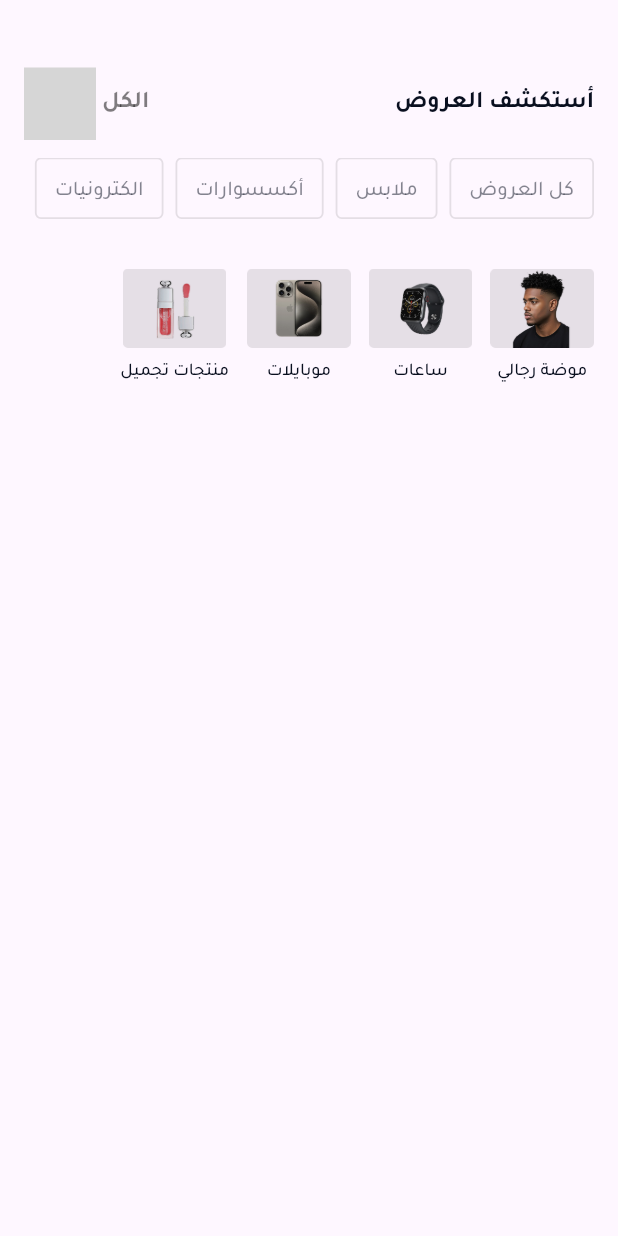
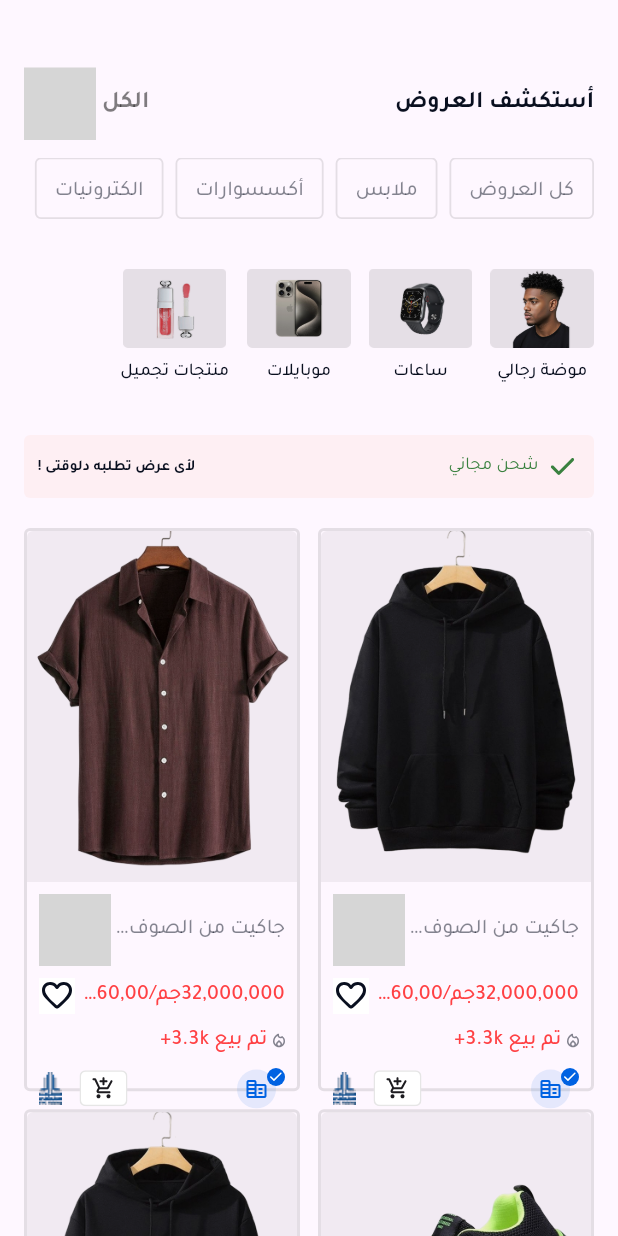
Before and after one commit to AmrReda92/commercial_app, a Flutter app: the screen it shows after launch, on a phone screen of 412 x 824 dp. Run offline on Flutter 3.47's test engine with Material 3 defaults, Android fonts, the phone set to English and light mode, and no system bars; our stand-ins replace flutter_svg; grey boxes are pictures that could not be loaded.

Commit message:
finisg grid view vertical

```diff
--- a/lib/core/app_images.dart
+++ b/lib/core/app_images.dart
@@ -1,4 +1,16 @@
 class AppImages{
   static const String arrow = "assets/icons/arrow_back.svg";
+  static const String check = "assets/icons/check.svg";
+  static const String account = "assets/icons/account.svg";
+  static const String addBox = "assets/icons/add_box.svg";
+  static const String chat = "assets/icons/chat.svg";
+  static const String adds = "assets/icons/adds.svg";
+  static const String home = "assets/icons/home.svg";
+  static const String offer = "assets/icons/bxs_offer.svg";
+  static const String favourite = "assets/icons/Favorite.svg";
+  static const String fire = "assets/icons/firrrre.svg";
+  static const String badge = "assets/icons/CompanyBadge.svg";
+  static const String toCart = "assets/icons/toCart.svg";
+  static const String logoComp = "assets/images/logoComp.png";
 
 }
--- a/lib/core/app_style.dart
+++ b/lib/core/app_style.dart
@@ -3,6 +3,11 @@ import 'package:flutter/material.dart';
 class AppStyle{
   static TextStyle primaryFont16 = TextStyle(
     fontSize: 16,
+    fontWeight: FontWeight.bold,
+    color: Color(0xff090F1F)
+  );
+  static TextStyle primaryFont10 = TextStyle(
+    fontSize: 10,
     fontWeight: FontWeight.bold,
     color: Color(0xff090F1F)
   );
--- a/lib/features/home/presentation/ui/home_screen.dart
+++ b/lib/features/home/presentation/ui/home_screen.dart
@@ -1,5 +1,6 @@
 import 'package:commercial_app/core/app_images.dart';
 import 'package:commercial_app/core/app_style.dart';
+import 'package:commercial_app/features/home/presentation/widgets/gridView_vertical.dart';
 import 'package:commercial_app/features/home/presentation/widgets/list_horizental_text.dart';
 import 'package:flutter/material.dart';
 import 'package:flutter_svg/flutter_svg.dart';
@@ -30,6 +31,28 @@ class HomeScreen extends StatelessWidget {
               ListHorizentalText(),
               SizedBox(height: 33,),
               ListHorizentalCategories(),
+              SizedBox(height: 33,),
+              Container(
+                decoration: BoxDecoration(
+                  color: Color(0x0DF95B1C),
+                  borderRadius: BorderRadius.circular(4),
+                ),child: Padding(
+                  padding: const EdgeInsets.symmetric(horizontal: 9,vertical: 9),
+                  child: Row(
+                  children: [
+                    SvgPicture.asset(AppImages.check),
+                    SizedBox(width: 4,),
+                    Expanded(child: Text("شحن مجاني",style: TextStyle(fontSize: 12,fontWeight: FontWeight.normal,color: Color(0xff3A813F)),)),
+                    Text("لأى عرض تطلبه دلوقتى !",style: AppStyle.primaryFont10,),
+
+                  ],
+                                ),
+                ),
+              ),
+              SizedBox(height: 20,),
+              Expanded(child: GridviewVertical())
+
+
 
             ],
           ),
--- /dev/null
+++ b/lib/features/home/presentation/widgets/custom_container_vertical.dart
@@ -0,0 +1,79 @@
+import 'package:flutter/material.dart';
+import 'package:flutter_svg/svg.dart';
+
+import '../../../../core/app_images.dart';
+import '../../../../core/app_style.dart';
+
+class CustomContainerVertical extends StatelessWidget {
+  final String item ;
+  const CustomContainerVertical({super.key, required this.item});
+
+
+  @override
+  Widget build(BuildContext context) {
+    return Container(
+      decoration: BoxDecoration(
+          border: BoxBorder.all(width: 2,color: Color(0x1A000000)),
+          borderRadius: BorderRadius.circular(4)
+      ), child: Column(
+      children: [
+        AspectRatio(
+            aspectRatio: 1 / 1.3,
+            child: ClipRRect(
+                borderRadius: BorderRadius.only(
+                    topLeft: Radius.circular(4),
+                    topRight: Radius.circular(4)),
+                child: Image.asset(
+                  item, fit: BoxFit.cover,))
+        ),
+        Padding(
+          padding: const EdgeInsets.all(8.0),
+          child: Column(
+
+            spacing: 8,
+            children: [
+              Row(
+                children: [
+                  Expanded(
+                      child: Text("جاكيت من الصوف مطروز", style: AppStyle
+                          .primaryFont14,
+                        maxLines: 1,
+                        overflow: TextOverflow.ellipsis,)),
+                  SvgPicture.asset(AppImages.offer)
+                ],
+              ),
+              Row(
+                children: [
+                  Expanded(child: Text(
+                    "32,000,000جم/60,000,000", style: AppStyle
+                      .fontGridVert14, maxLines: 1, overflow: TextOverflow
+                      .ellipsis,)),
+                  SvgPicture.asset(AppImages.favourite)
+                ],
+              ),
+              Row(
+                children: [
+                  SvgPicture.asset(AppImages.fire),
+                  SizedBox(width: 4,),
+                  Text("تم بيع 3.3k+", style: AppStyle.fontGridVert14,
+                    maxLines: 1,
+                    overflow: TextOverflow.ellipsis,),
+                ],
+              ),
+              Row(
+                children: [
+                  SvgPicture.asset(AppImages.badge),
+                  Spacer(),
+                  SvgPicture.asset(AppImages.toCart),
+                  SizedBox(width: 12,),
+                  Image.asset(AppImages.logoComp)
+                ],
+              ),
+            ],
+          ),
+        )
+      ],
+    ),
+    );
+  }
+}
--- /dev/null
+++ b/lib/features/home/presentation/widgets/gridView_vertical.dart
@@ -0,0 +1,36 @@
+import 'package:commercial_app/core/app_images.dart';
+import 'package:commercial_app/core/app_style.dart';
+import 'package:commercial_app/features/home/presentation/widgets/custom_container_vertical.dart';
+import 'package:flutter/material.dart';
+import 'package:flutter_svg/flutter_svg.dart';
+
+class GridviewVertical extends StatelessWidget {
+  const GridviewVertical({super.key});
+
+  static const List<String> items = [
+    "assets/images/cloth1.png",
+    "assets/images/cloth2.png",
+    "assets/images/cloth3.png",
+    "assets/images/cloth1.png",
+    "assets/images/cloth2.png",
+    "assets/images/cloth3.png",
+
+  ];
+  @override
+  Widget build(BuildContext context) {
+    return GridView.builder(
+      itemCount: items.length,
+        scrollDirection: Axis.vertical,
+        gridDelegate: SliverGridDelegateWithFixedCrossAxisCount(
+            crossAxisCount: 2,
+            mainAxisSpacing: 12,
+             crossAxisSpacing: 12,
+             childAspectRatio: .49
+        ),
+        itemBuilder: (context,index) {
+        final item = items[index];
+          return CustomContainerVertical(item: item);
+        }
+    );
+  }
+}
```
Also changed, not shown: assets/icons/CompanyBadge.svg (added), assets/icons/account.svg (added), assets/icons/add_box.svg (added), assets/icons/adds.svg (added), assets/icons/chat.svg (added), assets/icons/favorittte.svg (added), assets/icons/fire.svg (added), assets/icons/firrrre.svg (added), assets/icons/home.svg (added), assets/icons/logoComp.svg (added), assets/icons/toCart.svg (added), assets/images/logoComp.png (added).
